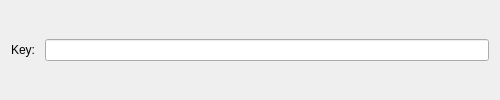
Old version of the form CoDecode/WidgetVignereCypher.ui in the repository LuisCarlosRojasTorres/CoDecode.
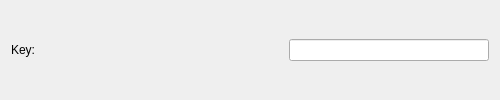
New version of the form.

Commit message:
Preparing the code for Vignere Cipher implementation
-Encrypt and Decrypt now have a switch (typeOfCipher)

TODO:
-Create Cipher base class
- CipherCaesar will be subclass so.
- decrypt and encrypt pure virtual functions
- CipherVignere also subclass

What changed in the file:
```diff
--- a/CoDecode/WidgetVignereCypher.ui
+++ b/CoDecode/WidgetVignereCypher.ui
@@ -22,7 +22,20 @@
     </widget>
    </item>
    <item>
-    <widget class="QLineEdit" name="txt_key"/>
+    <widget class="QLineEdit" name="txt_key">
+     <property name="minimumSize">
+      <size>
+       <width>200</width>
+       <height>0</height>
+      </size>
+     </property>
+     <property name="maximumSize">
+      <size>
+       <width>200</width>
+       <height>16777215</height>
+      </size>
+     </property>
+    </widget>
    </item>
   </layout>
  </widget>
```
The commit also changes 3 other files.
